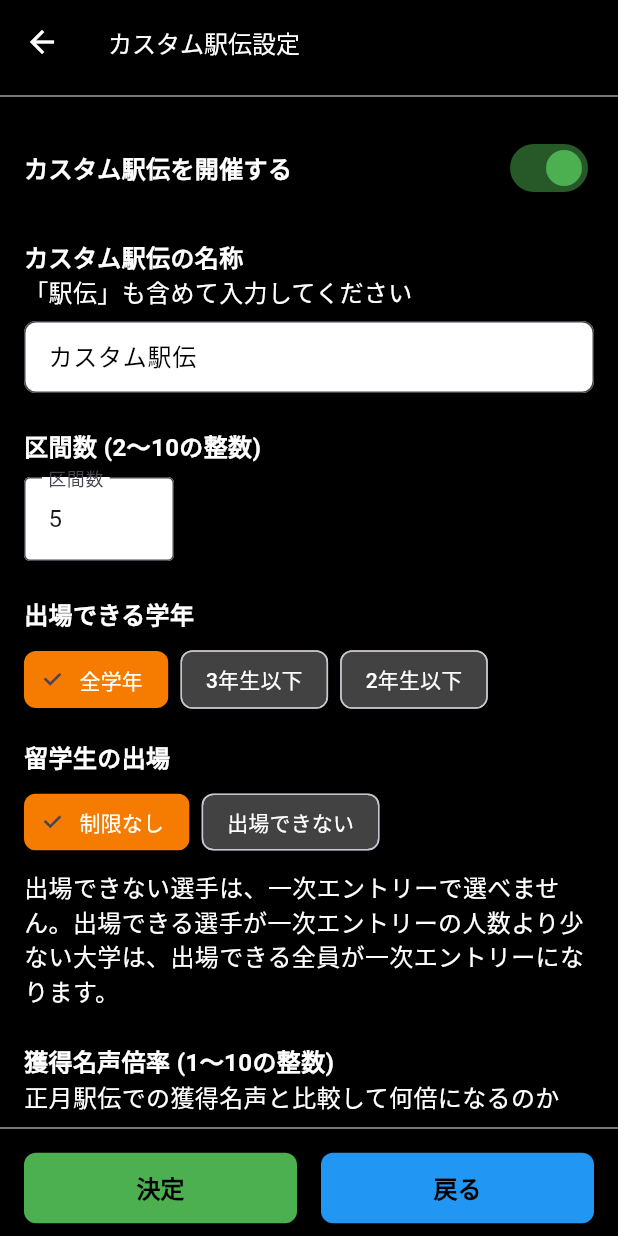
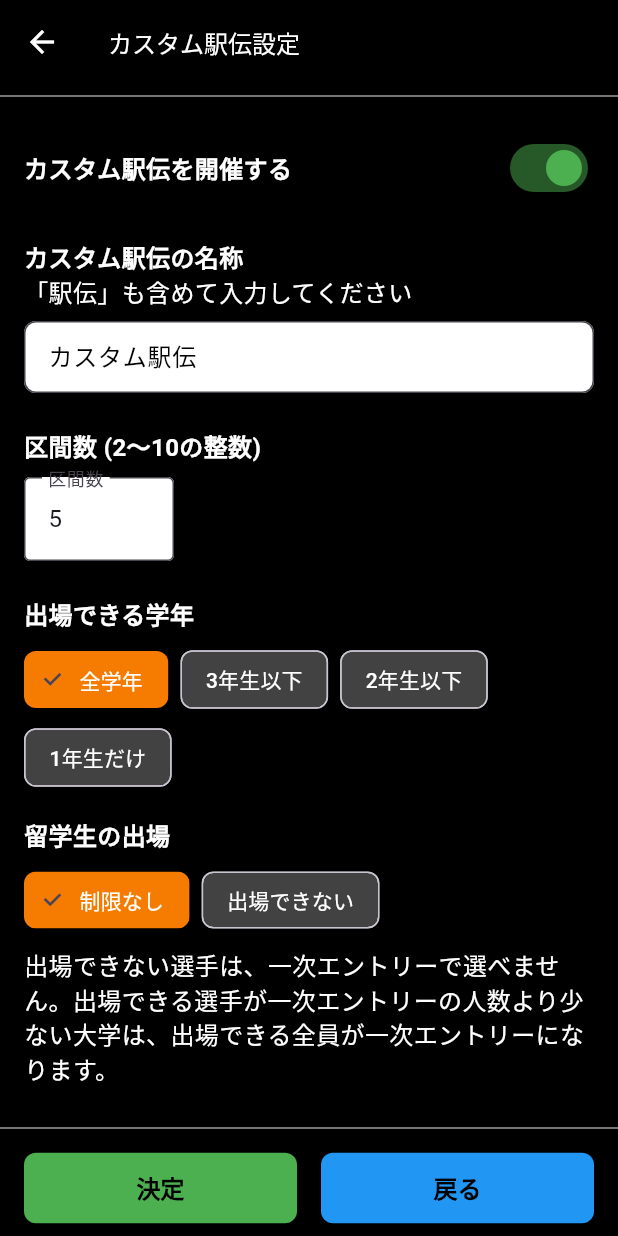
Before and after one commit to shin-tomura/ekidenss, a Flutter app: the ModalCustomEkidenSettings screen opened directly, on a phone screen of 412 x 824 dp. Run offline on Flutter 3.47's test engine with Material 3 defaults, Android fonts, the phone set to English and light mode, and no system bars; our stand-ins replace auto_size_text, csv, file_picker, fl_chart, hive, hive_flutter and 6 more; missing offline and left inert: mobile_scanner, two_dimensional_scrollables; accounts and stored records are empty.

Commit message:
1.9.2test: カスタム駅伝に出場できる学年に「1年生だけ」を加えた(KantokuData.yobiint2[78]に3=1年生だけを足した(0〜2は今まで通り)。カスタム駅伝設定の画面の選択肢に足し、1年生だけのときの注意書き(1年生は各大学5人なので、区間数が5より多いとどの大学も上級生で補うこと、補欠がいない大学は当日変更ができないこと)を出す。各種設定のQRコードの読み込みでも3を受け付ける。補った選手のお知らせは、1大学1行(学年ごとに名前を並べる)にまとめた(枠の中で折り返し、どの画面もスクロールの中なので、文字を大きくしていてもはみ出さない)。説明書と生成AI向けの仕様に、1年生だけの設定と1学年の人数、補欠がいない大学は当日変更ができないことを書いた。1年生だけのカスタム駅伝のニュース記事では、1年生を特別扱いする言い回しを出さず、リードに1年生だけの大会であることを書く。変更履歴にも書いた)
Co-Authored-By: Claude Opus 5.5 <noreply@anthropic.com>
Claude-Session: https://claude.ai/code/session_01T5j9xyANkmBtzayHwJu8FE

```diff
--- a/ToDo.txt
+++ b/ToDo.txt
@@ -3,6 +3,7 @@
 ・大会のニュース記事と展望記事を、ニュースサイト「箱庭スポーツ」風の画面で読めるようにした(駅伝と駅伝予選の結果画面の「ニュース記事」では、駅伝なら優勝校・自分の大学・区間賞と区間新・シード権争い(11月駅伝は上位8校、正月駅伝は上位10校。後半の出入りや連続シードも)・往路と復路・学連選抜の記事、予選なら通過争い・自分の大学・各組や個人のトップの記事を読める。直前順位予想の画面の「展望記事」では、本紙の戦力分析(1万m平均と区間ごとの持ちタイム)と予想陣3人の印から占う優勝争いや通過争い、シード権争い(当落線上の大学・前回のシード校・予選を勝ち上がった大学)、1区のペース予想を含む区間の見どころ、主力が補欠に入った大学の当日変更の読み、自分の大学の布陣の記事を読める。見出しは連覇・初優勝・逆転・独走・僅差・大会新・連続出場が途切れたなどから、その大会で一番の話題を選ぶ。記事には選手と大学の監督のコメント、選手の出身地や趣味(趣味非表示の設定のときは書かない)、成績欄の表も付く。ゲームを始めた年など、初めて開催される大会では、全校を初出場として並べず、初代王者を争う大会として書く。記事は開いたときのデータから作り、同じ場面なら何度開いても同じ記事になる。記事の最後のボタンで、記事を依頼文つきで生成AI向けにコピーでき、生成AIに記事を書き直してもらえる。画面は目が疲れにくいように、ゲームと同じ黒い背景にした。説明書にも書いた)
 ・駅伝の1区の集団のペースの予想と結果を見られるようにした(直前順位予想・当日変更・当日変更のあとの目標順位の確認・1区の指示の画面で、集団を引っ張りそうな選手、予想ペース、ハイペースかスローペースかの見出しと、自分の大学の1区の選手が集団のペースに合いそうか(タイム損・大失速のおそれなど)を出す。直前順位予想では、当日の調子はまだ入れない。当日変更の画面では、選んでいる交代を入れて予想し、「1区の候補を比べる」で、1区の選手と補欠のそれぞれを1区に置いたときの予想を比べられる。目標順位の確認より前の予想は他大学の当日変更の前の選手で予想するので、他大学が1区の選手を入れ替えると変わることがある。目標順位の確認の画面では、他大学が1区を当日変更していたら、そのことも出す。1区の指示の画面では、選んだ指示に合わせて予想が変わる。他大学の選手の飛び出しは予想に入らないので、外れることもある。2区の指示の画面では、1区が実際にどんなペースだったか、誰が集団を引っ張ったか、集団のペースで何人がタイム損や大失速をしたかを、予想と比べて出す。学連選抜の監督をしているときは、学連選抜の選手について出す。スタート直後に飛び出した選手は集団に入らず、集団のペースを作らず、その影響も受けないこと(これまでと同じ決まり)を説明書に書いた)
 ・駅伝の1区と11月駅伝予選で集団を引っ張る選手が、その日の勢いで入れ替わることがあるようにした(これまではいつもカリスマが一番高い選手が引っ張っていた。それぞれの選手のカリスマにその日の勢いを足して比べるので、カリスマの差が大きければ今まで通り一番高い選手が引っ張るが、カリスマの近い選手がいると別の選手が引っ張ることがある。同じカリスマの選手どうしも、その日の勢いで決まる。勢いの大きさは、説明画面の設定タブの「集団走設定」で、なし・小さい・普通(初期値)・大きいから選べ、なしにすると今まで通り。1区のペース予想には、カリスマの近い選手を「ほかに引っ張るかもしれない選手」として、その選手が引っ張ったときの見出しと一緒に出す。各種設定のQRコードにも含め、説明書にも書いた)
+・カスタム駅伝に出場できる学年に「1年生だけ」を加えた(説明画面の設定タブの「カスタム駅伝設定」で選べる。1年生は各大学5人なので、区間数が5より多いと、どの大学も足りない人数を上級生で補う。設定画面の注意書きもそれに合わせた。補った選手のお知らせは、1大学1行にまとめて短くした。1年生だけのカスタム駅伝のニュース記事では、1年生を特別扱いする言い回しを出さない。説明書に、補欠がいない大学は当日変更ができないことも書いた。各種設定のQRコードにも含めた)
 1.9.1　21910
 ・大学ごとの設定を、大学画面の「大学の個性」の1画面にまとめた(育成力・金銀の支給レベルと銀の使い道・スカウトの方針や性格・区間配置の方針・留学生の受け入れ・実力発揮度を、表示している大学について一度に変えられる。画面の下に固定した「前の大学」「自分の大学」「次の大学」で、大学を切り替えながら設定できる。スクロールの指で値が変わらないように、スライダーは使わず、プルダウンとボタンで選ぶ。全大学を並べて比べたり一括で変えたりする今までの画面も、そのまま使える。大学画面の下のほうのボタンは、「この大学の設定」「全大学の一覧で設定」「総監督と難易度」「編集とやり直し」「見る」の見出しで分けた。全大学共通の駅伝名声設定・入学時名声影響度設定・目標順位決め方設定・学連選抜モチベーション設定は、説明画面の設定タブに移した。説明書にも書いた)
 ・「大学の個性」の画面で、大学の型を選ぶと、実力発揮度・銀の使い道・スカウト方針をまとめてその型にそろえられるようにした(型はスピード型・距離型・山登り型・山下り型・アップダウン型で、標準に戻すボタンもある。強さは弱め・普通・強めから選び、得意な能力の実力発揮度を110%・120%・130%に、苦手な能力を90%・80%・70%にして、ほかの能力は100%に戻す。スピード型はスパート力とペース変動対応力が得意で長距離粘りとロード適性が苦手、距離型はその逆、山の3つの型は坂の適性が得意でスパート力が苦手。銀の使い道とスカウト方針は、型と同じ練習メニューにする。そろえる前に確認を出す。型は保存しないので、そろえたあとに個別に直せる。今の設定がどれかの型と同じなら、画面にその型を出す。説明書にも書いた)
--- a/lib/kansuu/custom_seigen.dart
+++ b/lib/kansuu/custom_seigen.dart
@@ -1,4 +1,5 @@
 import 'package:hive_flutter/hive_flutter.dart';
+import 'package:ekiden/constants.dart'; // 1学年の人数(1.9.2)
 import 'package:ekiden/kantoku_data.dart';
 import 'package:ekiden/senshu_data.dart';
 import 'package:ekiden/univ_data.dart';
@@ -6,7 +7,7 @@ import 'package:ekiden/kansuu/konki_best.dart';
 
 // ------------------------------------------------------------
 // カスタム駅伝の出場制限(1.9.1)
-// ・KantokuData.yobiint2[78] 学年(0=全学年(初期値)・1=3年生以下・2=2年生以下)
+// ・KantokuData.yobiint2[78] 学年(0=全学年(初期値)・1=3年生以下・2=2年生以下・3=1年生だけ(1.9.2))
 // ・KantokuData.yobiint2[79] 留学生(0=制限なし(初期値)・1=出場できない)
 // ・設定は説明画面の設定タブの「カスタム駅伝設定」で変える。カスタム駅伝の日は、一次エントリーが
 //   始まると(モード110の後)その画面を開けないので、レースの途中で制限が変わることはない
@@ -36,16 +37,19 @@ int _yobi(int index) {
   return kantoku.yobiint2[index];
 }
 
-/// 学年の設定(0=全学年・1=3年生以下・2=2年生以下)
+/// 学年の設定(0=全学年・1=3年生以下・2=2年生以下・3=1年生だけ)
 int customGakunenSettei() {
   final int v = _yobi(78);
-  return (v == 1 || v == 2) ? v : 0;
+  return customGakunenAtaiTadashii(v) ? v : 0;
 }
+
+/// 学年の設定として正しい値か(0〜3。各種設定のQRコードの読み込みでも使う)
+bool customGakunenAtaiTadashii(int v) => v >= 0 && v <= 3;
 
 /// 留学生の設定(0=制限なし・1=出場できない)
 int customRyuugakuseiSettei() => _yobi(79) == 1 ? 1 : 0;
 
-/// カスタム駅伝に出場できる学年の上限(4=全学年・3=3年生以下・2=2年生以下)
+/// カスタム駅伝に出場できる学年の上限(4=全学年・3=3年生以下・2=2年生以下・1=1年生だけ)
 int customGakunenJougen() => 4 - customGakunenSettei();
 
 /// カスタム駅伝に留学生が出場できないか
@@ -55,18 +59,48 @@ bool customRyuugakuseiFuka() => customRyuugakuseiSettei() == 1;
 bool customSeigenAri() =>
     customGakunenSettei() != 0 || customRyuugakuseiFuka();
 
-/// 出場制限を保存する([gakunen]は0〜2、[ryuugakusei]は0〜1)
+/// 出場制限を保存する([gakunen]は0〜3、[ryuugakusei]は0〜1)
 Future<void> customSeigenHozon(int gakunen, int ryuugakusei) async {
   final KantokuData? kantoku = _kantoku();
   if (kantoku == null || kantoku.yobiint2.length <= 79) return;
-  kantoku.yobiint2[78] = (gakunen == 1 || gakunen == 2) ? gakunen : 0;
+  kantoku.yobiint2[78] = customGakunenAtaiTadashii(gakunen) ? gakunen : 0;
   kantoku.yobiint2[79] = ryuugakusei == 1 ? 1 : 0;
   await kantoku.save();
 }
 
-/// 学年の設定の名前
-String customGakunenMei(int settei) =>
-    settei == 1 ? '3年生以下' : (settei == 2 ? '2年生以下' : '全学年');
+/// 学年の設定の名前(設定画面の選択肢)
+String customGakunenMei(int settei) {
+  switch (settei) {
+    case 1:
+      return '3年生以下';
+    case 2:
+      return '2年生以下';
+    case 3:
+      return '1年生だけ';
+    default:
+      return '全学年';
+  }
+}
+
+/// 「出場できるのは〜です」の〜の部分(説明書と生成AI向けの仕様の文)
+String customGakunenBun(int settei) {
+  switch (settei) {
+    case 1:
+      return '3年生以下の選手';
+    case 2:
+      return '2年生以下の選手';
+    case 3:
+      return '1年生の選手だけ';
+    default:
+      return '全学年の選手';
+  }
+}
+
+/// カスタム駅伝が1年生だけの大会か(ニュース記事で、1年生を特別扱いする言い回しを出さないため)
+bool customIchinenDake() => customGakunenSettei() == 3;
+
+/// 1学年の人数(各大学。説明書と生成AI向けの仕様の文で使う)
+int customIchigakunenNinzuu() => TEISUU.NINZUU_1GAKUNEN_INUNIV;
 
 /// 選手[s]がカスタム駅伝の出場制限で出場できるか(制限をかけていなければいつもtrue)
 bool customShutsujouKa(SenshuData s) {
@@ -281,10 +315,25 @@ String customHojuuOshirase({int? myUnivid, bool ichijiEntry = false}) {
   final StringBuffer sb = StringBuffer();
   sb.writeln('【出場制限のお知らせ】');
   sb.writeln('出場制限で走る選手が区間数に足りないため、次の大学は出場制限に合わない選手で補いました。');
-  for (final s in hojuu) {
-    sb.writeln(
-      '・${univMei[s.univid]}大学 ${s.gakunen}年 ${s.name}${s.hirou == 1 ? '(留学生)' : ''}',
-    );
+  // 1大学1行にまとめる(「・東西大学 2年 山田・佐藤、3年 鈴木」。1.9.2)
+  // 行は画面の幅で折り返すので、文字を大きくしていてもはみ出さない
+  int i = 0;
+  while (i < hojuu.length) {
+    final int univid = hojuu[i].univid;
+    final List<String> gakunenGoto = [];
+    while (i < hojuu.length && hojuu[i].univid == univid) {
+      final int gakunen = hojuu[i].gakunen;
+      final List<String> namae = [];
+      while (i < hojuu.length &&
+          hojuu[i].univid == univid &&
+          hojuu[i].gakunen == gakunen) {
+        final SenshuData s = hojuu[i];
+        namae.add('${s.name}${s.hirou == 1 ? '(留学生)' : ''}');
+        i++;
+      }
+      gakunenGoto.add('$gakunen年 ${namae.join('・')}');
+    }
+    sb.writeln('・${univMei[univid]}大学 ${gakunenGoto.join('、')}');
   }
   if (ichijiEntry && myUnivid != null && hojuu.any((s) => s.univid == myUnivid)) {
     sb.writeln('※自分の大学で補う選手は、「補える」と出ている選手の中で入れ替えられます。');
--- a/lib/kansuu/kiji/kiji_kekka.dart
+++ b/lib/kansuu/kiji/kiji_kekka.dart
@@ -372,6 +372,9 @@ Kiji _topKiji(EkidenKekka e) {
   if (hatsuKaisai) {
     lead.write('初めて開催された大会で、初代王者に輝いた。');
   }
+  if (k.ichinenDake) {
+    lead.write('今大会は、1年生だけが出場できる大会として行われた。');
+  }
   if (sankan) {
     lead.write(
       w.erabu([
@@ -848,6 +851,7 @@ Kiji? _jibunKiji(EkidenKekka e) {
   // 1年生
   for (int kk = 0; kk < ks; kk++) {
     final SenshuData? s = m.senshu[kk];
+    if (k.ichinenDake) break; // 1年生だけの大会では、1年生を特別扱いしない
     if (s == null || s.gakunen != 1) continue;
     if (m.kukanJuni[kk] <= 2 && !kukanshou.contains(kk)) {
       w.danraku('ルーキーの${w.senshu(s)}も${e.kukanMei(kk)}で区間${m.kukanJuni[kk] + 1}位と存在感を示した。');
@@ -1023,7 +1027,7 @@ Kiji? _kukanshouKiji(EkidenKekka e) {
     sb.write('${myouji(ms.name)}は前回も同じ区間で区間賞を獲得しており、2年連続の区間賞となった。');
   } else if (maeKj >= 0 && maeEntry >= 0) {
     sb.write('前回は${maeEntry + 1}区で区間${maeKj + 1}位だった${myouji(ms.name)}が、大きく成長した姿を見せた。');
-  } else if (ms.gakunen == 1) {
+  } else if (ms.gakunen == 1 && !k.ichinenDake) {
     sb.write('${myouji(ms.name)}はこれが初めての駅伝出場となる1年生だった。');
   }
   if (ms.hirou == 1) sb.write('留学生らしいダイナミックな走りで、他を寄せつけなかった。');
@@ -1057,7 +1061,7 @@ Kiji? _kukanshouKiji(EkidenKekka e) {
     }
     final int mKj = k.kukanJuniMae(s, k.race, 1) ?? -1;
     if (mKj == 0 && k.entryMae(s, k.race, 1) == kk) b.write('。2年連続の区間賞');
-    if (s.gakunen == 1) b.write('。1年生での快挙');
+    if (s.gakunen == 1 && !k.ichinenDake) b.write('。1年生での快挙');
     b.write('。');
     w.danraku(b.toString());
   }
--- a/lib/kansuu/kiji/kiji_kihon.dart
+++ b/lib/kansuu/kiji/kiji_kihon.dart
@@ -7,6 +7,7 @@ import 'package:ekiden/senshu_r_data.dart';
 import 'package:ekiden/univ_data.dart';
 import 'package:ekiden/kansuu/time_date.dart';
 import 'package:ekiden/screens/Modal_courseshoukai.dart'; // 大会の名前(courseRaceTitle)
+import 'package:ekiden/kansuu/custom_seigen.dart'; // カスタム駅伝の出場制限(1年生だけか)
 
 // ------------------------------------------------------------
 // ニュース記事(箱庭スポーツ)の共通の部品(1.9.2)
@@ -236,6 +237,9 @@ class KijiKankyou {
 
   /// 駅伝(予選ではない)か
   bool get ekiden => race <= 2 || race == 5;
+
+  /// 1年生だけのカスタム駅伝か(全員1年生なので、1年生を特別扱いする言い回しを出さない)
+  bool get ichinenDake => race == customRaceBangou && customIchinenDake();
 
   /// 趣味を書かないか(趣味非表示設定)
   bool get shumiNashi =>
--- a/lib/kansuu/kiji/kiji_tenbou.dart
+++ b/lib/kansuu/kiji/kiji_tenbou.dart
@@ -528,6 +528,9 @@ Kiji _yuushouTenbou(Tenbou t, List<KijiYosouJin> yosou) {
   );
   if (hatsuKaisai) {
     lead.write('今回が初めての開催で、${t.n}校が初代王者の座を争う。');
+  }
+  if (k.ichinenDake) {
+    lead.write('今大会は、1年生だけが出場できる。');
   }
   if (hon.heikinJuni == 0 && hon.kukanJuni == 0) {
     lead.write('1万mの平均タイム、区間ごとの持ちタイムのどちらでも出場校トップだ。');
@@ -1326,7 +1329,7 @@ Kiji? _jibunTenbou(Tenbou t, List<KijiYosouJin> yosou) {
     for (final SenshuData s in m.hashiru)
       if (s.gakunen == 1) s,
   ];
-  if (ichinen.isNotEmpty) {
+  if (ichinen.isNotEmpty && !k.ichinenDake) {
     w.danraku(
       ichinen.length >= 3
           ? '${ichinen.length}人の1年生がメンバー入りし、新しい力が台頭している。'
--- a/lib/kansuu/shiyou_text.dart
+++ b/lib/kansuu/shiyou_text.dart
@@ -163,12 +163,20 @@ List<String> _customSeigenGyou(bool setsumeisho) {
   final String mei = courseRaceTitle(customRaceBangou);
   final List<String> gyou = [];
   if (setsumeisho) {
-    gyou.add('・カスタム駅伝では、出場できる学年(3年生以下・2年生以下)と、留学生の出場を制限できます。');
+    gyou.add('・カスタム駅伝では、出場できる学年(3年生以下・2年生以下・1年生だけ)と、留学生の出場を制限できます。');
+    // 1年生だけにしていないときも、説明書には1学年の人数のことを書く(1.9.2)
+    if (!(ari && customGakunenSettei() == 3)) {
+      gyou.add('　・1年生は各大学${customIchigakunenNinzuu()}人なので、1年生だけにして区間数がそれより多いと、どの大学も上級生で補います。');
+    }
   }
   if (ari) {
     final int gakunen = customGakunenSettei();
     if (gakunen != 0) {
-      gyou.add('・$kd、カスタム駅伝($mei)に出場できるのは${customGakunenMei(gakunen)}の選手です。');
+      gyou.add('・$kd、カスタム駅伝($mei)に出場できるのは${customGakunenBun(gakunen)}です。');
+    }
+    // 1年生だけ(1.9.2)。1学年の人数は大学ごとに決まっているので、区間数が多いと補う
+    if (gakunen == 3) {
+      gyou.add('・1年生は各大学${customIchigakunenNinzuu()}人なので、区間数がそれより多いと、どの大学も上級生で補います。');
     }
     if (customRyuugakuseiFuka()) {
       gyou.add('・$kd、カスタム駅伝($mei)には留学生は出場できません。');
@@ -177,6 +185,8 @@ List<String> _customSeigenGyou(bool setsumeisho) {
   gyou.addAll([
     '・出場できない選手は、一次エントリーで選べません。',
     '・出場できる選手が一次エントリーの人数より少ない大学は、出場できる全員が一次エントリーになります。',
+    // 補欠がいなければ当日変更はできない(1.9.2で書き足した)
+    '・補欠がいない大学は、当日変更ができません。',
     '・走る選手が区間数に足りない大学は、足りない人数だけ上級生で補います。',
     '　・留学生が出場できないときは、上級生でも足りなければ留学生で補います。',
   ]);
--- a/lib/qr_processor.dart
+++ b/lib/qr_processor.dart
@@ -17,6 +17,7 @@ import 'kansuu/meisei_rireki.dart'; // 名声の履歴(1.8.8)
 import 'kansuu/kingin_wariai.dart'; // 難易度ごとの金銀支給量の割合の確認(1.9.1)
 import 'kansuu/kukan_haichi.dart'; // 区間配置の方針の確認(1.9.1)
 import 'kansuu/ikku_pace.dart'; // 集団走設定の確認(1.9.2)
+import 'kansuu/custom_seigen.dart'; // カスタム駅伝の出場制限の確認(1.9.2)
 
 // 読み込み時に複数枚のデータを一時的に保持する状態管理クラス
 class QrReceiveState {
@@ -606,12 +607,12 @@ class SettingsQrProcessor {
         kantoku.yobiint2[75] = yobiint2_75;
       }
       // カスタム駅伝の出場制限(int) kantoku.yobiint2[78]・[79] (1.9.1)
-      //   [78]学年(0=全学年(初期値)・1=3年生以下・2=2年生以下)、[79]留学生(0=制限なし(初期値)・1=出場できない)
+      //   [78]学年(0=全学年(初期値)・1=3年生以下・2=2年生以下・3=1年生だけ(1.9.2))、[79]留学生(0=制限なし(初期値)・1=出場できない)
       final dynamic yobiint2_78_79 = dataMap['k_yobiint2_78_79'];
       if (yobiint2_78_79 is List && yobiint2_78_79.length == 2) {
         final dynamic gakunen = yobiint2_78_79[0];
         final dynamic ryuugakusei = yobiint2_78_79[1];
-        if (gakunen is int && gakunen >= 0 && gakunen <= 2) {
+        if (gakunen is int && customGakunenAtaiTadashii(gakunen)) {
           kantoku.yobiint2[78] = gakunen;
         }
         if (ryuugakusei is int && (ryuugakusei == 0 || ryuugakusei == 1)) {
--- a/lib/screens/Modal_custom.dart
+++ b/lib/screens/Modal_custom.dart
@@ -26,7 +26,7 @@ class _ModalCustomEkidenSettingsState extends State<ModalCustomEkidenSettings> {
   late bool _isEkidenHeld;
 
   // 出場制限(1.9.1。custom_seigen.dart)
-  // 学年: 0=全学年・1=3年生以下・2=2年生以下、留学生: 0=制限なし・1=出場できない
+  // 学年: 0=全学年・1=3年生以下・2=2年生以下・3=1年生だけ(1.9.2)、留学生: 0=制限なし・1=出場できない
   int _gakunenSettei = 0;
   int _ryuugakuseiSettei = 0;
 
@@ -258,8 +258,9 @@ class _ModalCustomEkidenSettingsState extends State<ModalCustomEkidenSettings> {
                               const SizedBox(height: 8),
                               Wrap(
                                 spacing: 8,
+                                runSpacing: 4,
                                 children: [
-                                  for (int v = 0; v <= 2; v++)
+                                  for (int v = 0; v <= 3; v++)
                                     ChoiceChip(
                                       label: Text(customGakunenMei(v)),
                                       selected: _gakunenSettei == v,
@@ -317,7 +318,9 @@ class _ModalCustomEkidenSettingsState extends State<ModalCustomEkidenSettings> {
                                 Padding(
                                   padding: const EdgeInsets.only(top: 8),
                                   child: Text(
-                                    "※区間数が${kukansuuMeyasu}より多いと、走る選手が区間数に足りない大学が出ることがあります。そのときは、足りない人数だけ上級生${_ryuugakuseiSettei == 1 ? '(それでも足りなければ留学生)' : ''}で補います。",
+                                    _gakunenSettei == 3
+                                        ? "※1年生は各大学${TEISUU.NINZUU_1GAKUNEN_INUNIV}人なので、区間数が${TEISUU.NINZUU_1GAKUNEN_INUNIV}より多いと、どの大学も走る選手が区間数に足りなくなります${_ryuugakuseiSettei == 1 ? '(留学生が出場できないので、1年生に留学生がいる大学は、もっと少ない区間数でも足りなくなります)' : ''}。そのときは、足りない人数だけ上級生${_ryuugakuseiSettei == 1 ? '(それでも足りなければ留学生)' : ''}で補います。補欠がいない大学は、当日変更ができません。"
+                                        : "※区間数が${kukansuuMeyasu}より多いと、走る選手が区間数に足りない大学が出ることがあります。そのときは、足りない人数だけ上級生${_ryuugakuseiSettei == 1 ? '(それでも足りなければ留学生)' : ''}で補います。",
                                     style: const TextStyle(
                                       color: Colors.orangeAccent,
                                     ),
```
Also changed, not shown: lib/kantoku_data.dart (+1 -1 lines).
